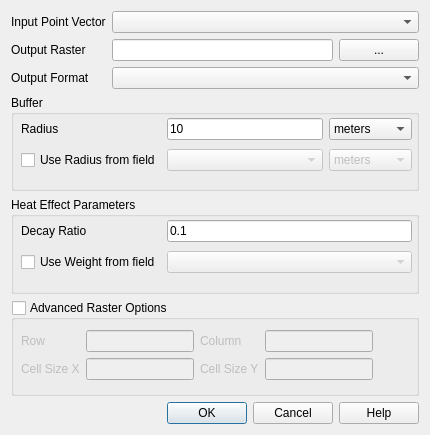
Above: src/plugins/heatmap/heatmapguibase.ui from qgis/QGIS before the change. Below: the same form after it.
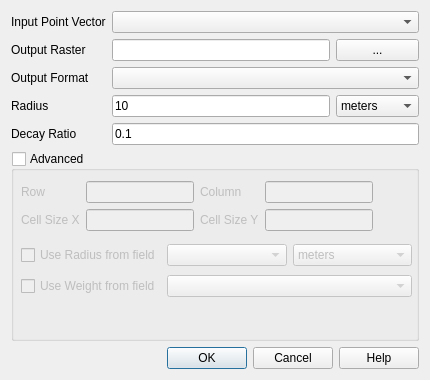
That is the form after the change.

Commit message: moved the advanced stuff under advancedGroupBox

```diff
--- a/src/plugins/heatmap/heatmapguibase.ui
+++ b/src/plugins/heatmap/heatmapguibase.ui
@@ -7,13 +7,13 @@
     <x>0</x>
     <y>0</y>
     <width>430</width>
-    <height>435</height>
+    <height>380</height>
    </rect>
   </property>
   <property name="maximumSize">
    <size>
     <width>430</width>
-    <height>470</height>
+    <height>380</height>
    </size>
   </property>
   <property name="windowTitle">
@@ -66,10 +66,65 @@
    <item row="3" column="1" colspan="2">
     <widget class="QComboBox" name="mFormatCombo"/>
    </item>
-   <item row="7" column="0" colspan="3">
+   <item row="9" column="0" colspan="3">
+    <widget class="QDialogButtonBox" name="mButtonBox">
+     <property name="standardButtons">
+      <set>QDialogButtonBox::Cancel|QDialogButtonBox::Help|QDialogButtonBox::Ok</set>
+     </property>
+    </widget>
+   </item>
+   <item row="4" column="0">
+    <widget class="QLabel" name="mRadiusLabel">
+     <property name="text">
+      <string>Radius</string>
+     </property>
+    </widget>
+   </item>
+   <item row="4" column="1">
+    <widget class="QLineEdit" name="mBufferLineEdit">
+     <property name="text">
+      <string>10</string>
+     </property>
+    </widget>
+   </item>
+   <item row="4" column="2">
+    <widget class="QComboBox" name="mRadiusUnitCombo">
+     <item>
+      <property name="text">
+       <string>meters</string>
+      </property>
+     </item>
+     <item>
+      <property name="text">
+       <string>map units</string>
+      </property>
+     </item>
+    </widget>
+   </item>
+   <item row="5" column="0">
+    <widget class="QLabel" name="mDecayLabel">
+     <property name="text">
+      <string>Decay Ratio</string>
+     </property>
+    </widget>
+   </item>
+   <item row="5" column="1" colspan="2">
+    <widget class="QLineEdit" name="mDecayLineEdit">
+     <property name="text">
+      <string>0.1</string>
+     </property>
+    </widget>
+   </item>
+   <item row="6" column="0" colspan="3">
     <widget class="QGroupBox" name="advancedGroupBox">
+     <property name="sizePolicy">
+      <sizepolicy hsizetype="Preferred" vsizetype="MinimumExpanding">
+       <horstretch>0</horstretch>
+       <verstretch>0</verstretch>
+      </sizepolicy>
+     </property>
      <property name="title">
-      <string>Advanced Raster Options</string>
+      <string>Advanced</string>
      </property>
      <property name="checkable">
       <bool>true</bool>
@@ -122,7 +177,11 @@
         <widget class="QLineEdit" name="rowLineEdit"/>
        </item>
        <item row="0" column="3">
-        <widget class="QLineEdit" name="columnLineEdit"/>
+        <widget class="QLineEdit" name="columnLineEdit">
+         <property name="enabled">
+          <bool>false</bool>
+         </property>
+        </widget>
        </item>
        <item row="1" column="1">
         <widget class="QLineEdit" name="cellXLineEdit"/>
@@ -132,85 +191,17 @@
        </item>
       </layout>
      </widget>
-    </widget>
-   </item>
-   <item row="8" column="0" colspan="3">
-    <widget class="QDialogButtonBox" name="mButtonBox">
-     <property name="standardButtons">
-      <set>QDialogButtonBox::Cancel|QDialogButtonBox::Help|QDialogButtonBox::Ok</set>
-     </property>
-    </widget>
-   </item>
-   <item row="5" column="0" colspan="3">
-    <widget class="QGroupBox" name="heatGroupBox">
-     <property name="title">
-      <string>Heat Effect Parameters</string>
-     </property>
-     <widget class="QWidget" name="gridLayoutWidget_2">
+     <widget class="QWidget" name="gridLayoutWidget_4">
       <property name="geometry">
        <rect>
         <x>10</x>
-        <y>20</y>
+        <y>90</y>
         <width>391</width>
         <height>61</height>
        </rect>
       </property>
-      <layout class="QGridLayout" name="heatGrid">
-       <item row="1" column="0">
-        <widget class="QCheckBox" name="useWeight">
-         <property name="text">
-          <string>Use Weight from field</string>
-         </property>
-        </widget>
-       </item>
-       <item row="1" column="1">
-        <widget class="QComboBox" name="weightFieldCombo">
-         <property name="enabled">
-          <bool>false</bool>
-         </property>
-        </widget>
-       </item>
-       <item row="0" column="1">
-        <widget class="QLineEdit" name="mDecayLineEdit">
-         <property name="text">
-          <string>0.1</string>
-         </property>
-        </widget>
-       </item>
+      <layout class="QGridLayout" name="gridLayout_2">
        <item row="0" column="0">
-        <widget class="QLabel" name="mDecayLabel">
-         <property name="text">
-          <string>Decay Ratio</string>
-         </property>
-        </widget>
-       </item>
-      </layout>
-     </widget>
-    </widget>
-   </item>
-   <item row="4" column="0" colspan="3">
-    <widget class="QGroupBox" name="bufferGroupBox">
-     <property name="title">
-      <string>Buffer</string>
-     </property>
-     <widget class="QWidget" name="gridLayoutWidget_3">
-      <property name="geometry">
-       <rect>
-        <x>10</x>
-        <y>20</y>
-        <width>391</width>
-        <height>61</height>
-       </rect>
-      </property>
-      <layout class="QGridLayout" name="bufferGrid">
-       <item row="0" column="0">
-        <widget class="QLabel" name="radiusLabel">
-         <property name="text">
-          <string>Radius</string>
-         </property>
-        </widget>
-       </item>
-       <item row="1" column="0">
         <widget class="QCheckBox" name="useRadius">
          <property name="text">
           <string>Use Radius from field</string>
@@ -218,34 +209,13 @@
         </widget>
        </item>
        <item row="0" column="1">
-        <widget class="QLineEdit" name="mBufferLineEdit">
-         <property name="text">
-          <string>10</string>
-         </property>
-        </widget>
-       </item>
-       <item row="0" column="2">
-        <widget class="QComboBox" name="radiusUnitCombo">
-         <item>
-          <property name="text">
-           <string>meters</string>
-          </property>
-         </item>
-         <item>
-          <property name="text">
-           <string>map units</string>
-          </property>
-         </item>
-        </widget>
-       </item>
-       <item row="1" column="1">
         <widget class="QComboBox" name="radiusFieldCombo">
          <property name="enabled">
           <bool>false</bool>
          </property>
         </widget>
        </item>
-       <item row="1" column="2">
+       <item row="0" column="2">
         <widget class="QComboBox" name="radiusFieldUnitCombo">
          <property name="enabled">
           <bool>false</bool>
@@ -262,6 +232,20 @@
          </item>
         </widget>
        </item>
+       <item row="1" column="0">
+        <widget class="QCheckBox" name="useWeight">
+         <property name="text">
+          <string>Use Weight from field</string>
+         </property>
+        </widget>
+       </item>
+       <item row="1" column="1" colspan="2">
+        <widget class="QComboBox" name="weightFieldCombo">
+         <property name="enabled">
+          <bool>false</bool>
+         </property>
+        </widget>
+       </item>
       </layout>
      </widget>
     </widget>
```
Left out of the diff: 62 changed lines with no effect on the pictures.
